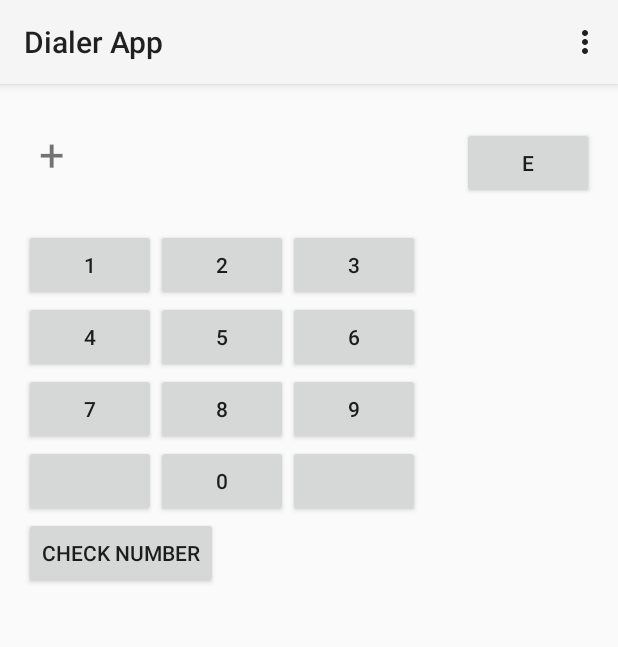
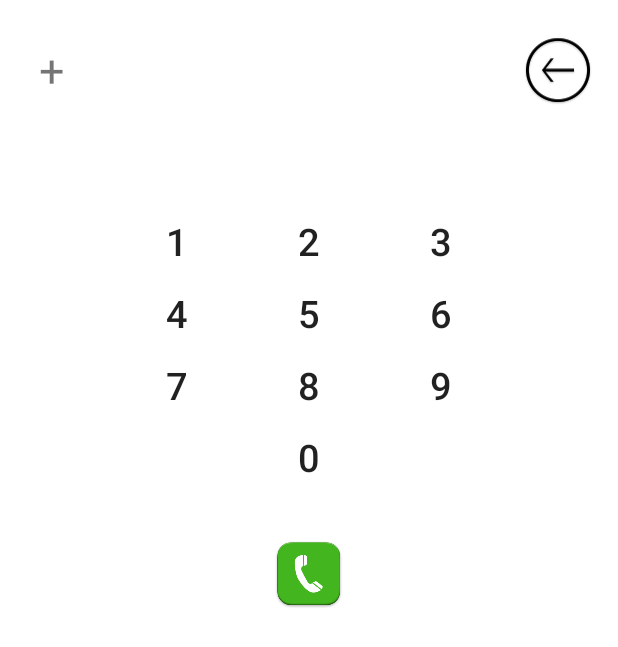
Before and after one commit to KB50-G1/w2.dialerApp, an Android app: the DialerActivity screen opened directly, with no data from a screen before it, on a phone screen of 412 x 824 dp. Shown: the top 647 px of the screen. Run offline under Robolectric (Android 15) with nearby library versions, the light colour scheme and no system bars.

Commit message:
Layout improvements

```diff
--- a/app/src/main/java/pidal/alfonso/phonedialergroup1/DialerActivity.java
+++ b/app/src/main/java/pidal/alfonso/phonedialergroup1/DialerActivity.java
@@ -1,5 +1,6 @@
 package pidal.alfonso.phonedialergroup1;
 
+import android.app.ActionBar;
 import android.app.Activity;
 import android.content.Intent;
 import android.os.Bundle;
@@ -19,6 +20,11 @@ public class DialerActivity extends Activity {
     protected void onCreate(Bundle savedInstanceState) {
         super.onCreate(savedInstanceState);
         setContentView(R.layout.activity_dialer);
+
+
+        ActionBar actionBar = getActionBar();
+        actionBar.hide();
+
         phone_number = (TextView) findViewById(R.id.text_phone_number);
     }
 
@@ -41,6 +47,7 @@ public class DialerActivity extends Activity {
     public void goToCheckNumber(View view) {
 
         int request_code = 123;
+
         //Intent intent = new Intent("pidal.alfonso.phonedialergroup1.DialerActivity");
         Intent intent = new Intent(this, CheckNumberActivity.class);
 
@@ -74,7 +81,7 @@ public class DialerActivity extends Activity {
         String number = phone_number.getText().toString();
 
         // Avoid deleting the + sign on the string.
-        if(number.length() <= 1)
+        if (number.length() <= 1)
             return;
 
         // delete last character.
--- a/app/src/main/java/pidal/alfonso/phonedialergroup1/PhoneFunctions.java
+++ b/app/src/main/java/pidal/alfonso/phonedialergroup1/PhoneFunctions.java
@@ -10,7 +10,7 @@ import java.lang.Comparable;
 
 public final class PhoneFunctions implements Comparable<Object> {
 
-    private PhoneFunctions instance;
+    private static PhoneFunctions instance;
     private String phoneNumber;
 
 
--- a/app/src/main/res/layout/activity_dialer.xml
+++ b/app/src/main/res/layout/activity_dialer.xml
@@ -7,12 +7,14 @@
               android:paddingLeft="@dimen/activity_horizontal_margin"
               android:paddingRight="@dimen/activity_horizontal_margin"
               android:paddingTop="@dimen/activity_vertical_margin"
+              android:background="@color/white"
               tools:context=".DialerActivity">
 
     <LinearLayout
         android:layout_width="match_parent"
         android:layout_height="wrap_content"
-        android:orientation="horizontal">
+        android:orientation="horizontal"
+        >
 
         <TextView
             android:id="@+id/text_phone_number"
@@ -26,14 +28,15 @@
             android:textSize="30sp"
             />
 
-        <Button
+        <ImageButton
             android:id="@+id/button_remove"
             android:onClick="removeNumber"
             android:layout_width="wrap_content"
-            android:layout_height="wrap_content"
+            android:layout_height="fill_parent"
             android:layout_weight="0"
-            android:text="e">
-        </Button>
+            android:background="@color/white"
+            android:src="@drawable/ic_back">
+        </ImageButton>
 
     </LinearLayout>
 
@@ -41,8 +44,9 @@
     <TableLayout
         android:layout_width="wrap_content"
         android:layout_height="wrap_content"
-        android:layout_marginTop="20dp"
-        android:gravity="center">
+        android:padding="30dp"
+        android:layout_marginTop="30dp"
+        android:layout_gravity="center">
 
         <TableRow
             android:layout_width="match_parent"
@@ -53,20 +57,24 @@
                 android:layout_width="fill_parent"
                 android:layout_height="fill_parent"
                 android:onClick="addNumber"
+                android:background="@color/white"
+                android:textSize="25sp"
                 android:text="@string/number_1"/>
 
             <Button
                 android:id="@+id/button_2"
                 android:layout_width="fill_parent"
                 android:layout_height="fill_parent"
-                android:onClick="addNumber"
+                android:onClick="addNumber"                android:background="@color/white"
+                android:textSize="25sp"
                 android:text="@string/number_2"/>
 
             <Button
                 android:id="@+id/button_3"
                 android:layout_width="fill_parent"
                 android:layout_height="fill_parent"
-                android:onClick="addNumber"
+                android:onClick="addNumber"                android:background="@color/white"
+                android:textSize="25sp"
                 android:text="@string/number_3"/>
         </TableRow>
 
@@ -78,21 +86,24 @@
                 android:id="@+id/button_4"
                 android:layout_width="fill_parent"
                 android:layout_height="fill_parent"
-                android:onClick="addNumber"
+                android:onClick="addNumber"                android:background="@color/white"
+                android:textSize="25sp"
                 android:text="@string/number_4"/>
 
             <Button
                 android:id="@+id/button_5"
                 android:layout_width="fill_parent"
                 android:layout_height="fill_parent"
-                android:onClick="addNumber"
+                android:onClick="addNumber"                android:background="@color/white"
+                android:textSize="25sp"
                 android:text="@string/number_5"/>
 
             <Button
                 android:id="@+id/button_6"
                 android:layout_width="fill_parent"
                 android:layout_height="fill_parent"
-                android:onClick="addNumber"
+                android:onClick="addNumber"                android:background="@color/white"
+                android:textSize="25sp"
                 android:text="@string/number_6"/>
         </TableRow>
 
@@ -104,21 +115,24 @@
                 android:id="@+id/button_7"
                 android:layout_width="fill_parent"
                 android:layout_height="fill_parent"
-                android:onClick="addNumber"
+                android:onClick="addNumber"                android:background="@color/white"
+                android:textSize="25sp"
                 android:text="@string/number_7"/>
 
             <Button
                 android:id="@+id/button_8"
                 android:layout_width="fill_parent"
                 android:layout_height="fill_parent"
-                android:onClick="addNumber"
+                android:onClick="addNumber"                android:background="@color/white"
+                android:textSize="25sp"
                 android:text="@string/number_8"/>
 
             <Button
                 android:id="@+id/button_9"
                 android:layout_width="fill_parent"
                 android:layout_height="fill_parent"
-                android:onClick="addNumber"
+                android:onClick="addNumber"                android:background="@color/white"
+                android:textSize="25sp"
                 android:text="@string/number_9"/>
         </TableRow>
 
@@ -128,29 +142,34 @@
 
             <Button
                 android:layout_width="match_parent"
-                android:layout_height="wrap_content"/>
+                android:layout_height="wrap_content"                android:background="@color/white"
+                android:textSize="25sp"/>
 
             <Button
                 android:id="@+id/button_0"
                 android:layout_width="fill_parent"
                 android:layout_height="fill_parent"
-                android:onClick="addNumber"
+                android:onClick="addNumber"                android:background="@color/white"
+                android:textSize="25sp"
                 android:text="@string/number_0"/>
 
             <Button
                 android:layout_width="match_parent"
-                android:layout_height="wrap_content"/>
+                android:layout_height="wrap_content"                android:background="@color/white"
+                android:textSize="25sp"/>
         </TableRow>
 
     </TableLayout>
 
-    <Button
+    <ImageButton
         android:id="@+id/button_check"
         android:layout_width="wrap_content"
         android:layout_height="wrap_content"
-        android:layout_marginBottom="110dp"
         android:onClick="goToCheckNumber"
-        android:text="@string/text_phone_number"/>
+        android:text="@string/text_phone_number"
+        android:src="@drawable/ic_launcher"
+        android:background="@color/white"
+        android:layout_gravity="center"/>
 
 
 </LinearLayout>
--- a/app/src/main/res/values/colors.xml
+++ b/app/src/main/res/values/colors.xml
@@ -1,5 +1,6 @@
 <resources>
 
     <color name="black_overlay">#66000000</color>
+    <color name="white">#FFFFFFFF</color>
 
 </resources>
```
Also changed, not shown: app/src/main/java/pidal/alfonso/phonedialergroup1/CheckNumberActivity.java (+3 -7 lines), app/src/main/res/drawable-hdpi/ic_back.png (added), app/src/main/res/drawable-mdpi/ic_back.png (added), app/src/main/res/drawable-xhdpi/ic_back.png (added), app/src/main/res/drawable-xxhdpi/ic_back.png (added), app/src/main/res/drawable-xxxhdpi/ic_back.png (added), app/src/main/res/drawable-xxxhdpi/ic_launcher.png (added), 1 other file.
